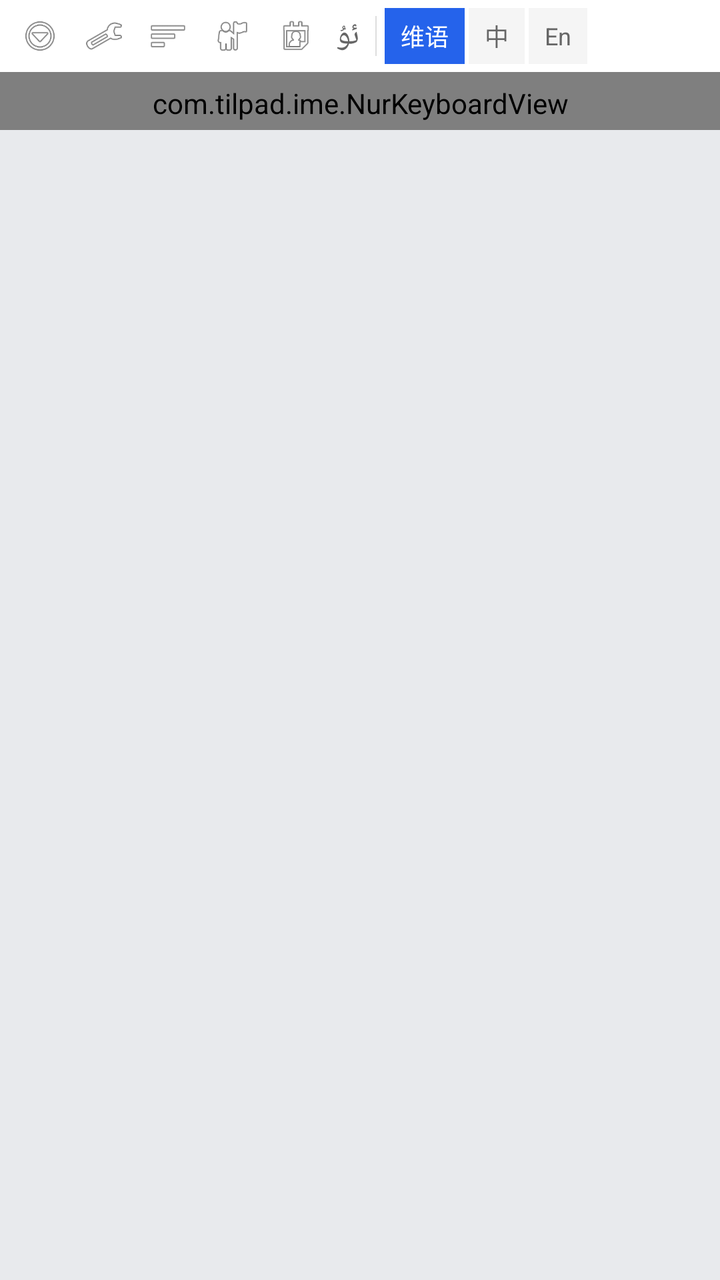
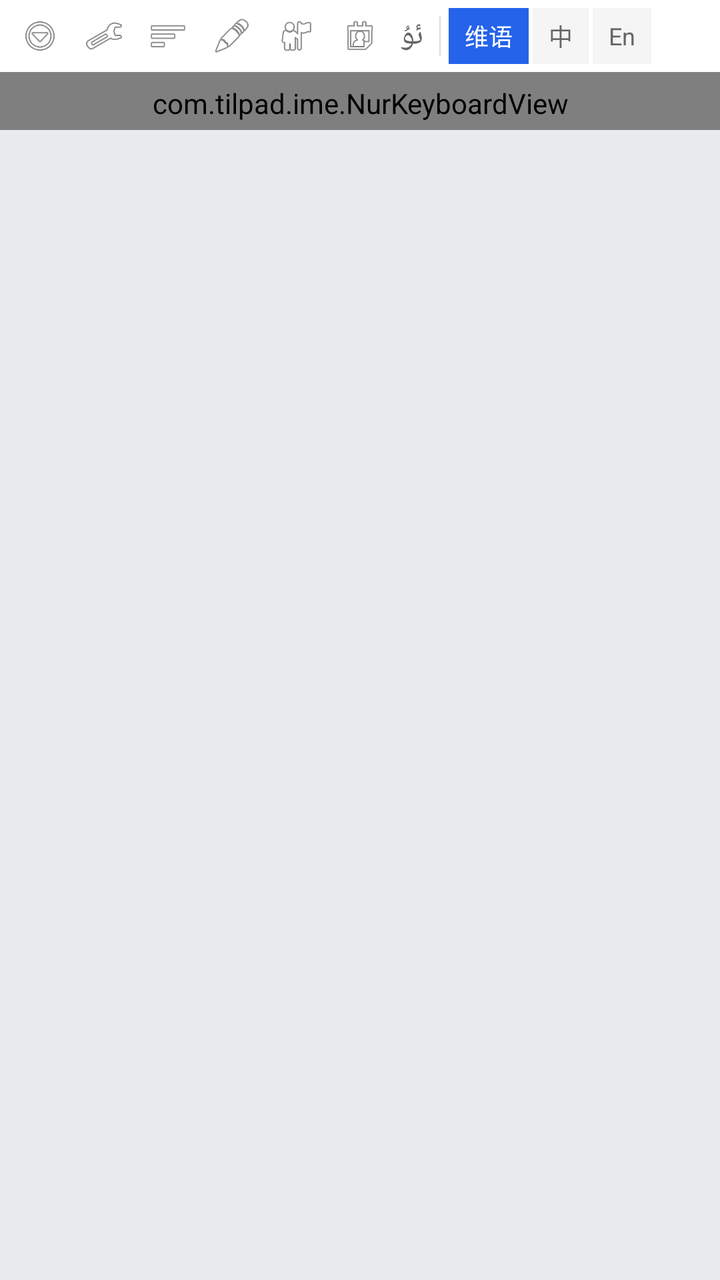

An Android layout rendered at two revisions. The XML below is the earlier revision; the diff shows what the commit changed to produce the second picture.
<!-- AndroidManifest.xml: application theme TilPadTheme -->
<!-- res/layout/input_view_container.xml -->
<?xml version="1.0" encoding="utf-8"?>
<LinearLayout xmlns:android="http://schemas.android.com/apk/res/android"
    android:layout_width="match_parent"
    android:layout_height="wrap_content"
    android:orientation="vertical"
    android:background="#E8EAED"
    android:layout_alignParentBottom="true">

    
    <LinearLayout
        android:id="@+id/toolbar"
        android:layout_width="match_parent"
        android:layout_height="36dp"
        android:orientation="horizontal"
        android:background="#FFFFFF"
        android:gravity="center_vertical"
        android:paddingStart="4dp"
        android:paddingEnd="4dp">

        
        <ImageView
            android:id="@+id/btn_dropdown"
            android:layout_width="32dp"
            android:layout_height="32dp"
            android:src="@android:drawable/ic_menu_more"
            android:padding="6dp"
            android:contentDescription="菜单" />

        
        <ImageView
            android:id="@+id/btn_settings"
            android:layout_width="32dp"
            android:layout_height="32dp"
            android:src="@android:drawable/ic_menu_preferences"
            android:padding="6dp"
            android:contentDescription="设置" />

        
        <ImageView
            android:id="@+id/btn_layout"
            android:layout_width="32dp"
            android:layout_height="32dp"
            android:src="@android:drawable/ic_menu_sort_by_size"
            android:padding="6dp"
            android:contentDescription="布局" />

        
        <ImageView
            android:id="@+id/btn_emoji"
            android:layout_width="32dp"
            android:layout_height="32dp"
            android:src="@android:drawable/ic_menu_myplaces"
            android:padding="6dp"
            android:contentDescription="表情" />

        
        <ImageView
            android:id="@+id/btn_avatar"
            android:layout_width="32dp"
            android:layout_height="32dp"
            android:src="@android:drawable/ic_menu_my_calendar"
            android:padding="6dp"
            android:contentDescription="头像" />

        
        <TextView
            android:id="@+id/btn_quick_uyghur"
            android:layout_width="wrap_content"
            android:layout_height="32dp"
            android:text="ئۇ"
            android:textSize="16sp"
            android:gravity="center"
            android:paddingStart="4dp"
            android:paddingEnd="4dp"
            android:textColor="#666666" />

        
        <View
            android:layout_width="0.5dp"
            android:layout_height="20dp"
            android:background="#DDDDDD"
            android:layout_marginStart="4dp"
            android:layout_marginEnd="4dp" />

        
        <TextView
            android:id="@+id/btn_lang_uyghur"
            android:layout_width="wrap_content"
            android:layout_height="28dp"
            android:text="维语"
            android:textSize="12sp"
            android:gravity="center"
            android:paddingStart="8dp"
            android:paddingEnd="8dp"
            android:textColor="#FFFFFF"
            android:background="#2563EB"
            android:layout_marginEnd="2dp" />

        
        <TextView
            android:id="@+id/btn_lang_chinese"
            android:layout_width="wrap_content"
            android:layout_height="28dp"
            android:text="中"
            android:textSize="12sp"
            android:gravity="center"
            android:paddingStart="8dp"
            android:paddingEnd="8dp"
            android:textColor="#666666"
            android:background="#F5F5F5"
            android:layout_marginEnd="2dp" />

        
        <TextView
            android:id="@+id/btn_lang_english"
            android:layout_width="wrap_content"
            android:layout_height="28dp"
            android:text="En"
            android:textSize="12sp"
            android:gravity="center"
            android:paddingStart="8dp"
            android:paddingEnd="8dp"
            android:textColor="#666666"
            android:background="#F5F5F5" />

    </LinearLayout>

    
    <HorizontalScrollView
        android:id="@+id/candidate_scroll"
        android:layout_width="match_parent"
        android:layout_height="36dp"
        android:background="#FFFFFF"
        android:visibility="gone"
        android:fillViewport="true">

        <LinearLayout
            android:id="@+id/candidate_container"
            android:layout_width="wrap_content"
            android:layout_height="match_parent"
            android:orientation="horizontal"
            android:paddingStart="8dp"
            android:paddingEnd="8dp" />

    </HorizontalScrollView>

    
    <FrameLayout
        android:id="@+id/panel_container"
        android:layout_width="match_parent"
        android:layout_height="0dp"
        android:layout_weight="0"
        android:background="#FFFFFF"
        android:visibility="gone">

        <GridView
            android:id="@+id/emoji_grid"
            android:layout_width="match_parent"
            android:layout_height="200dp"
            android:numColumns="8"
            android:horizontalSpacing="4dp"
            android:verticalSpacing="4dp"
            android:padding="4dp"
            android:background="#FFFFFF" />

    </FrameLayout>

    
    <com.tilpad.ime.NurKeyboardView
        android:id="@+id/keyboard"
        android:layout_width="match_parent"
        android:layout_height="wrap_content"
        android:layout_alignParentBottom="true"
        android:background="#E8EAED"
        android:keyBackground="@drawable/key_background"
        android:keyTextColor="#FFFFFF"
        android:keyTextSize="22sp"
        android:labelTextSize="14sp"
        android:keyPreviewLayout="@layout/key_preview"
        android:keyPreviewOffset="2dp"
        android:verticalGap="5dp"
        android:horizontalGap="2dp"
        android:paddingTop="6dp"
        android:paddingBottom="4dp"
        android:paddingStart="3dp"
        android:paddingEnd="3dp"
        android:shadowRadius="0.0" />

</LinearLayout>
<!-- res/layout/key_preview.xml (included above) -->
<?xml version="1.0" encoding="utf-8"?>
<TextView xmlns:android="http://schemas.android.com/apk/res/android"
    android:layout_width="wrap_content"
    android:layout_height="wrap_content"
    android:minWidth="48dp"
    android:minHeight="48dp"
    android:gravity="center"
    android:textSize="32sp"
    android:textColor="#1A1A1A"
    android:background="@drawable/key_preview_bg"
    android:padding="6dp" />
<!-- resources referenced by this layout -->
<resources>
  <!-- drawable key_background (drawable) -->
  <?xml version="1.0" encoding="utf-8"?>
  <selector xmlns:android="http://schemas.android.com/apk/res/android">
      
      <item android:state_pressed="true">
          <shape android:shape="rectangle">
              <solid android:color="#802563EB" />
              <corners android:radius="8dp" />
          </shape>
      </item>
      
      <item android:state_checkable="true" android:state_checked="true">
          <shape android:shape="rectangle">
              <solid android:color="#802563EB" />
              <corners android:radius="8dp" />
          </shape>
      </item>
      
      <item>
          <shape android:shape="rectangle">
              <solid android:color="#A637474F" />
              <corners android:radius="8dp" />
          </shape>
      </item>
  </selector>
  <!-- drawable key_preview_bg (drawable) -->
  <?xml version="1.0" encoding="utf-8"?>
  <shape xmlns:android="http://schemas.android.com/apk/res/android"
      android:shape="rectangle">
      <solid android:color="#FFFFFF" />
      <corners android:radius="8dp" />
      <stroke android:width="1dp" android:color="#E0E0E0" />
  </shape>
  <style name="TilPadTheme" parent="Theme.MaterialComponents.Light.NoActionBar">
          <item name="android:windowNoTitle">true</item>
          <item name="android:statusBarColor">@color/telegram_blue_dark</item>
          <item name="android:windowLightStatusBar">false</item>
          <item name="colorPrimary">@color/telegram_blue</item>
          <item name="colorPrimaryDark">@color/telegram_blue_dark</item>
          <item name="colorAccent">@color/telegram_blue</item>
          <item name="android:windowBackground">@color/bg_main</item>
      </style>
  <color name="telegram_blue_dark">#0088CC</color>
  <color name="telegram_blue">#2AABEE</color>
  <color name="bg_main">#F0F2F5</color>
</resources>

<!-- the commit's change to res/layout/input_view_container.xml (unified diff, before → after) -->
@@ -46,6 +46,15 @@
 
         
         <ImageView
+            android:id="@+id/btn_clipboard"
+            android:layout_width="32dp"
+            android:layout_height="32dp"
+            android:src="@android:drawable/ic_menu_edit"
+            android:padding="6dp"
+            android:contentDescription="剪贴板" />
+
+        
+        <ImageView
             android:id="@+id/btn_emoji"
             android:layout_width="32dp"
             android:layout_height="32dp"
@@ -156,12 +165,20 @@
         <GridView
             android:id="@+id/emoji_grid"
             android:layout_width="match_parent"
-            android:layout_height="200dp"
+            android:layout_height="240dp"
             android:numColumns="8"
             android:horizontalSpacing="4dp"
             android:verticalSpacing="4dp"
             android:padding="4dp"
             android:background="#FFFFFF" />
+
+        <ListView
+            android:id="@+id/clipboard_list"
+            android:layout_width="match_parent"
+            android:layout_height="240dp"
+            android:background="#FFFFFF"
+            android:visibility="gone"
+            android:padding="4dp" />
 
     </FrameLayout>
 
